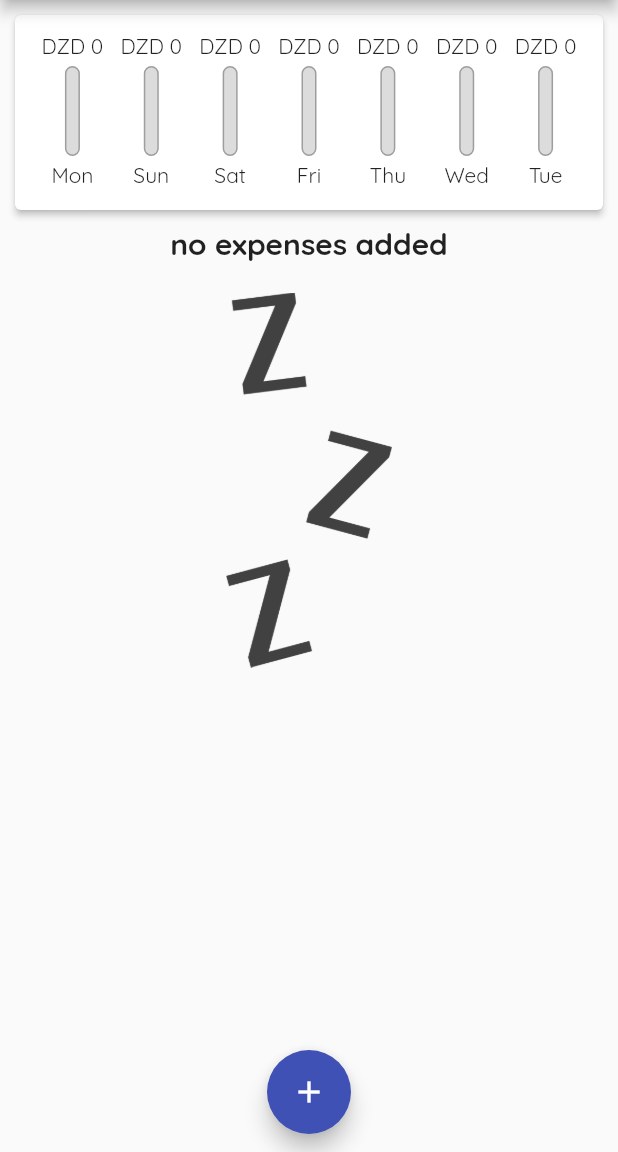
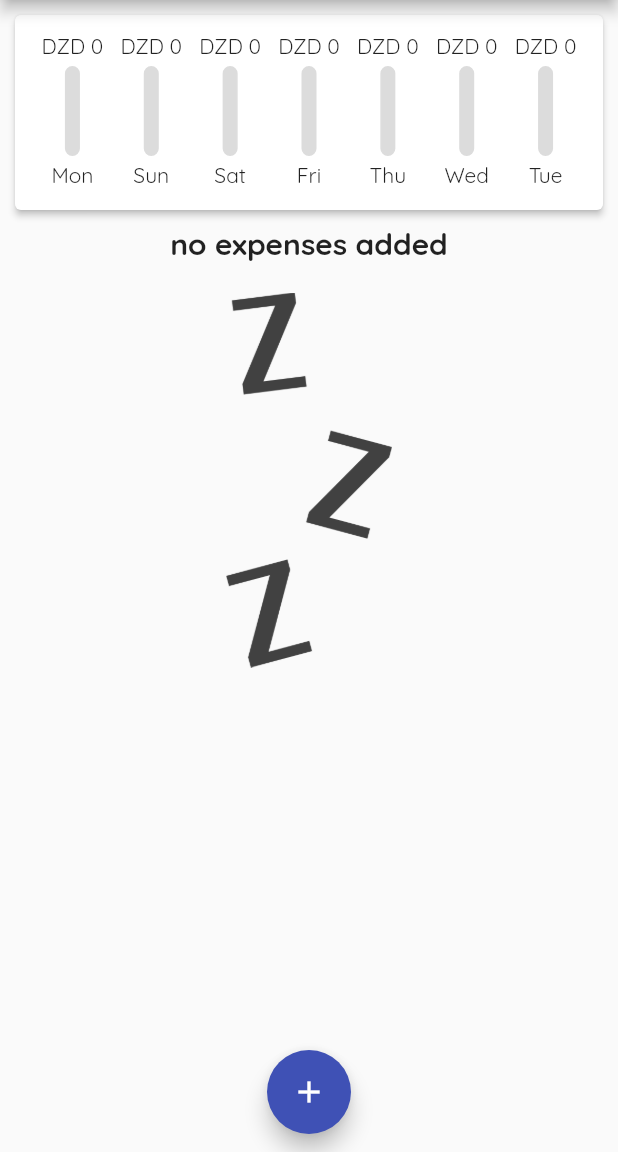
Before and after one commit to 0neman/expensescontrol, a Flutter app: the screen it shows after launch, on a phone screen of 412 x 824 dp, the part 84-1236 px from its top. Run offline on Flutter 3.47's test engine with Material 2 defaults, Android fonts, the phone set to English and light mode, and no system bars.

Commit message:
new adding

```diff
--- a/lib/widgets/chart_bar.dart
+++ b/lib/widgets/chart_bar.dart
@@ -23,7 +23,7 @@ class ChartBar extends StatelessWidget {
             Container(
               decoration: BoxDecoration(
                 border: Border.all(
-                  color: Colors.grey,
+                  color: Color.fromRGBO(220, 220, 220, 1),
                   width: 1.0,
                 ),
                 borderRadius: BorderRadius.circular(10),
```
